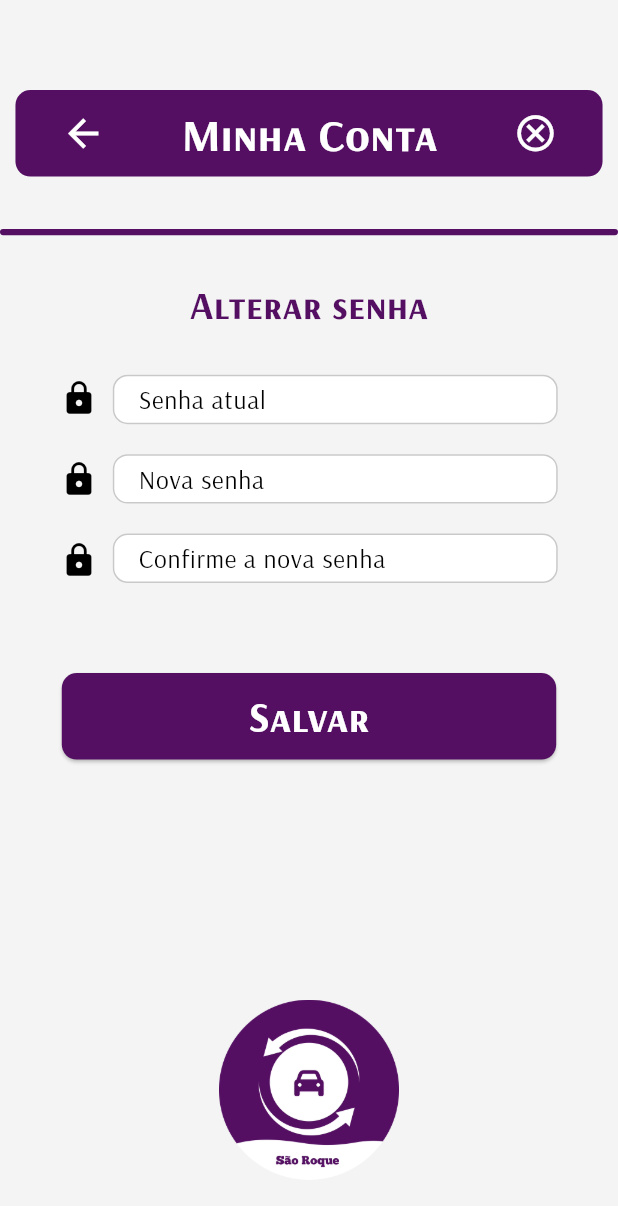
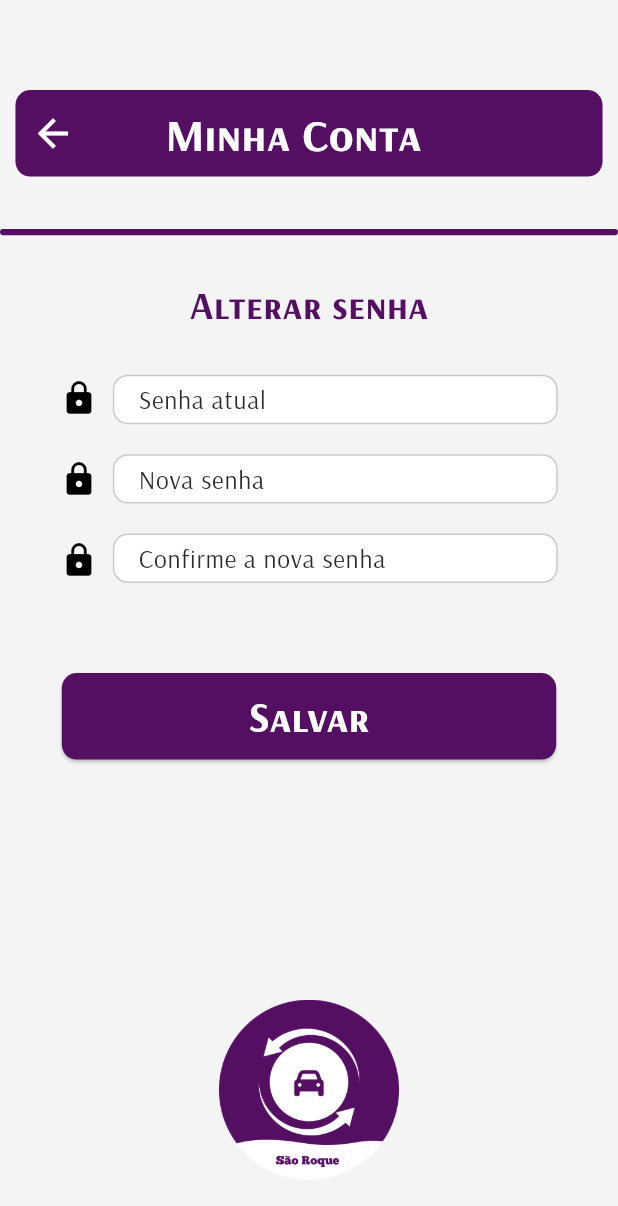
Before and after one commit to PietroBlackDev/Projeto-Estaciona-Facil, a Flutter app: the Minhacontaum screen opened directly, after a tap on "Alterar Senha", on a phone screen of 412 x 824 dp. Shown: the top 1206 px of the screen. Run offline on Flutter 3.47's test engine with Material 3 defaults, Android fonts, the phone set to English and light mode, and no system bars; our stand-ins replace lottie.

Commit message:
Alterações Pós Reunião
- Appbar
- Preto nos textos
- X na app bar
- Espaçamento botoes recuperar senha

```diff
--- a/lib/components/botao_basico_pop.dart
+++ b/lib/components/botao_basico_pop.dart
@@ -12,7 +12,7 @@ class BotaoBasicoPop extends StatelessWidget {
       height: MediaQuery.of(context).size.height * 0.07,
       child: ElevatedButton(
         onPressed: () {
-          Navigator.pop;
+          Navigator.pop(context);
         },
         child: Text(texto),
       ),
--- a/lib/components/widget_label.dart
+++ b/lib/components/widget_label.dart
@@ -16,7 +16,7 @@ class WidgetLabel extends StatelessWidget {
           borderRadius: BorderRadius.circular(10),
         ),
         child: Row(
-          mainAxisAlignment: MainAxisAlignment.spaceAround,
+          mainAxisAlignment: MainAxisAlignment.start,
           crossAxisAlignment: CrossAxisAlignment.center,
           children: [
             IconButton(
@@ -25,6 +25,7 @@ class WidgetLabel extends StatelessWidget {
                 Navigator.pop(context);
               },
             ),
+            SizedBox(width: 50),
             Text(
               texto,
               style: TextStyle(
@@ -34,16 +35,6 @@ class WidgetLabel extends StatelessWidget {
                 fontFamily: 'ArsenalSC',
               ),
             ),
-            IconButton(
-              icon: const Icon(
-                Icons.cancel_outlined,
-                color: Colors.white,
-                size: 29,
-              ),
-              onPressed: () {
-                Navigator.pop(context);
-              },
-            ),
           ],
         ),
       ),
--- a/lib/pages/Fluxo_Manu/receber_email.dart
+++ b/lib/pages/Fluxo_Manu/receber_email.dart
@@ -24,7 +24,7 @@ class _ReceberEmailState extends State<ReceberEmail> {
             children: [
               Text('Recuperação de Senha - Email', style: Theme.of(context).textTheme.titleLarge,),
               Column(
-                spacing: 10,
+                spacing: 20,
                 children: [
                   Input(visibilidade: false, label: 'Informe seu email cadastrado:'),
                   BotaoModal(textoBotao: 'Receber EMAIL', titulo: 'Email enviado para o endereço informado', texto: 'Caso o Email não chegue, verifique se inseriu o endereço corretamente.', textoBotaoModal: 'Voltar',),
--- a/lib/pages/Fluxo_Manu/receber_sms.dart
+++ b/lib/pages/Fluxo_Manu/receber_sms.dart
@@ -24,7 +24,7 @@ class _ReceberSmsState extends State<ReceberSms> {
             children: [
               Text('Recuperação de Senha - SMS', style: Theme.of(context).textTheme.titleLarge,),
               Column(
-                spacing: 10,
+                spacing: 20,
                 children: [
                   Input(visibilidade: false, label: 'Informe seu celular cadastrado:'),
                   BotaoModal(textoBotao: 'Receber SMS', titulo: 'SMS enviado para o número informado', texto: 'Caso o SMS não chegue, verifique se inseriu o número corretamente.', textoBotaoModal: 'Voltar',),
--- a/lib/pages/Fluxo_Manu/recuperar_senha.dart
+++ b/lib/pages/Fluxo_Manu/recuperar_senha.dart
@@ -25,7 +25,7 @@ class _RecuperarSenhaState extends State<RecuperarSenha> {
             children: [
               Text('Recuperação de Senha', style: Theme.of(context).textTheme.titleLarge,),
               Column(
-                spacing: 10,
+                spacing: 20,
                 children: [
                   Align(
                     alignment: Alignment.bottomLeft,
--- a/lib/pages/Fluxo_Pietro/minha_conta_dois.dart
+++ b/lib/pages/Fluxo_Pietro/minha_conta_dois.dart
@@ -65,7 +65,7 @@ class _MinhaContaDoisState extends State<MinhaContaDois> {
                               decoration: InputDecoration(
                                 hintText: 'Senha atual',
                                 hintStyle: TextStyle(
-                                  color: Colors.black,
+                                  color: Color.fromARGB(255, 42, 42, 42),
                                   fontSize: 17,
                                   fontWeight: FontWeight.w300,
                                   fontFamily: 'Arsenal',
@@ -103,7 +103,7 @@ class _MinhaContaDoisState extends State<MinhaContaDois> {
                               decoration: InputDecoration(
                                 hintText: 'Nova senha',
                                 hintStyle: TextStyle(
-                                  color: Colors.black,
+                                  color: Color.fromARGB(255, 42, 42, 42),
                                   fontSize: 17,
                                   fontWeight: FontWeight.w300,
                                   fontFamily: 'Arsenal',
@@ -141,7 +141,7 @@ class _MinhaContaDoisState extends State<MinhaContaDois> {
                               decoration: InputDecoration(
                                 hintText: 'Confirme a nova senha',
                                 hintStyle: TextStyle(
-                                  color: Colors.black,
+                                  color: Color.fromARGB(255, 42, 42, 42),
                                   fontSize: 17,
                                   fontWeight: FontWeight.w300,
                                   fontFamily: 'Arsenal',
--- a/lib/pages/Fluxo_Pietro/minha_conta_um.dart
+++ b/lib/pages/Fluxo_Pietro/minha_conta_um.dart
@@ -32,11 +32,11 @@ class _MinhacontaumState extends State<Minhacontaum> {
                     child: Row(
                       spacing: 4,
                       children: [
-                        Icon(Icons.person, color: Colors.black, size: 30),
+                        Icon(Icons.person, color: Color.fromARGB(255, 42, 42, 42), size: 30),
                         Text(
                           'Dados Gerais',
                           style: TextStyle(
-                            color: Colors.black,
+                            color: Color.fromARGB(255, 42, 42, 42),
                             fontSize: 16,
                             fontWeight: FontWeight.w600,
                           ),
@@ -57,11 +57,11 @@ class _MinhacontaumState extends State<Minhacontaum> {
                     child: Row(
                       spacing: 5,
                       children: [
-                        Icon(Icons.edit_square, color: Colors.black, size: 25),
+                        Icon(Icons.edit_square, color: Color.fromARGB(255, 42, 42, 42), size: 25),
                         Text(
                           'Alterar Senha',
                           style: TextStyle(
-                            color: Colors.black,
+                            color: Color.fromARGB(255, 42, 42, 42),
                             fontSize: 16,
                             fontWeight: FontWeight.w600,
                           ),
@@ -92,15 +92,15 @@ class _MinhacontaumState extends State<Minhacontaum> {
                       child: Column(
                         spacing: 15,
                         children: [
-                          Icon(Icons.person, color: Colors.black, size: 30),
+                          Icon(Icons.person, color: Color.fromARGB(255, 42, 42, 42), size: 30),
 
-                          Icon(Icons.email, color: Colors.black, size: 30),
+                          Icon(Icons.email, color: Color.fromARGB(255, 42, 42, 42), size: 30),
 
-                          Icon(Icons.call, color: Colors.black, size: 30),
+                          Icon(Icons.call, color: Color.fromARGB(255, 42, 42, 42), size: 30),
 
                           Icon(
                             Icons.contact_emergency,
-                            color: Colors.black,
+                            color: Color.fromARGB(255, 42, 42, 42),
                             size: 28,
                           ),
                         ],
@@ -116,7 +116,7 @@ class _MinhacontaumState extends State<Minhacontaum> {
                           Text(
                             'Nome do usuário',
                             style: TextStyle(
-                              color: Colors.black,
+                              color: Color.fromARGB(255, 42, 42, 42),
                               fontSize: 17,
                               fontWeight: FontWeight.w600,
                               fontFamily: 'Arsenal',
@@ -126,7 +126,7 @@ class _MinhacontaumState extends State<Minhacontaum> {
                           Text(
                             'Email do usuário',
                             style: TextStyle(
-                              color: Colors.black,
+                              color: Color.fromARGB(255, 42, 42, 42),
                               fontSize: 17,
                               fontWeight: FontWeight.w600,
                               fontFamily: 'Arsenal',
@@ -136,7 +136,7 @@ class _MinhacontaumState extends State<Minhacontaum> {
                           Text(
                             'Numero de telefone',
                             style: TextStyle(
-                              color: Colors.black,
+                              color: Color.fromARGB(255, 42, 42, 42),
                               fontSize: 17,
                               fontWeight: FontWeight.w600,
                               fontFamily: 'Arsenal',
@@ -146,7 +146,7 @@ class _MinhacontaumState extends State<Minhacontaum> {
                           Text(
                             'CPF ou CNPJ',
                             style: TextStyle(
-                              color: Colors.black,
+                              color: Color.fromARGB(255, 42, 42, 42),
                               fontSize: 17,
                               fontWeight: FontWeight.w600,
                             ),
--- a/lib/themes/theme.dart
+++ b/lib/themes/theme.dart
@@ -9,7 +9,7 @@ final ThemeData myTheme = ThemeData(
     error: Colors.red,
     onError: Colors.white,
     surface: Color(0xFFF4F4F4),
-    onSurface: Colors.black,
+    onSurface: Color.fromARGB(255, 42, 42, 42),
     secondary: Color(0xff540F63),
     onSecondary: Colors.white,
   ),
@@ -21,13 +21,15 @@ final ThemeData myTheme = ThemeData(
       fontFamily: 'ArsenalSC',
     ),
     titleMedium: TextStyle(
-      fontSize: 16,
+      fontSize: 20,
+      color: Color.fromARGB(255, 42, 42, 42),
       fontWeight: FontWeight.bold,
       fontFamily: 'ArsenalSC',
     ),
     bodyMedium: TextStyle(
-      color: Color.fromARGB(255, 0, 0, 0),
-      fontSize: 14,
+      color: Color.fromARGB(255, 42, 42, 42),
+      fontSize: 18,
+      fontWeight: FontWeight.w500,
       fontFamily: 'Arsenal',
     ),
     bodySmall: TextStyle(fontSize: 14, fontFamily: 'Arsenal'),
```
